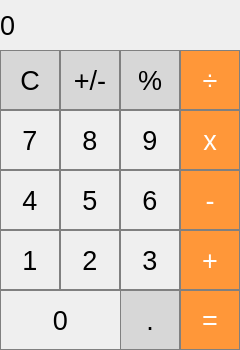
This is mainwindow.ui in niveditaahlawat/calculator as Qt 5 draws it before an edit. The edited form follows.
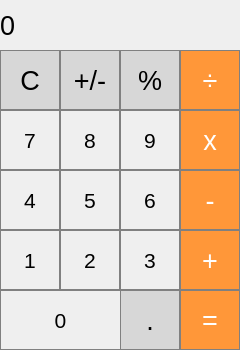
This is the edited form.

Diff of the .ui file:
```diff
--- a/mainwindow.ui
+++ b/mainwindow.ui
@@ -160,7 +160,7 @@
     </property>
     <property name="font">
      <font>
-      <pointsize>20</pointsize>
+      <pointsize>16</pointsize>
      </font>
     </property>
     <property name="styleSheet">
@@ -214,7 +214,7 @@
     </property>
     <property name="font">
      <font>
-      <pointsize>20</pointsize>
+      <pointsize>16</pointsize>
      </font>
     </property>
     <property name="styleSheet">
@@ -240,7 +240,7 @@
     </property>
     <property name="font">
      <font>
-      <pointsize>20</pointsize>
+      <pointsize>16</pointsize>
      </font>
     </property>
     <property name="styleSheet">
@@ -266,7 +266,7 @@
     </property>
     <property name="font">
      <font>
-      <pointsize>20</pointsize>
+      <pointsize>16</pointsize>
      </font>
     </property>
     <property name="styleSheet">
@@ -320,7 +320,7 @@
     </property>
     <property name="font">
      <font>
-      <pointsize>20</pointsize>
+      <pointsize>16</pointsize>
      </font>
     </property>
     <property name="styleSheet">
@@ -346,7 +346,7 @@
     </property>
     <property name="font">
      <font>
-      <pointsize>20</pointsize>
+      <pointsize>16</pointsize>
      </font>
     </property>
     <property name="styleSheet">
@@ -372,7 +372,7 @@
     </property>
     <property name="font">
      <font>
-      <pointsize>20</pointsize>
+      <pointsize>16</pointsize>
      </font>
     </property>
     <property name="styleSheet">
@@ -426,7 +426,7 @@
     </property>
     <property name="font">
      <font>
-      <pointsize>20</pointsize>
+      <pointsize>16</pointsize>
      </font>
     </property>
     <property name="styleSheet">
@@ -452,7 +452,7 @@
     </property>
     <property name="font">
      <font>
-      <pointsize>20</pointsize>
+      <pointsize>16</pointsize>
      </font>
     </property>
     <property name="styleSheet">
@@ -533,7 +533,7 @@
     </property>
     <property name="font">
      <font>
-      <pointsize>20</pointsize>
+      <pointsize>16</pointsize>
      </font>
     </property>
     <property name="styleSheet">
```
